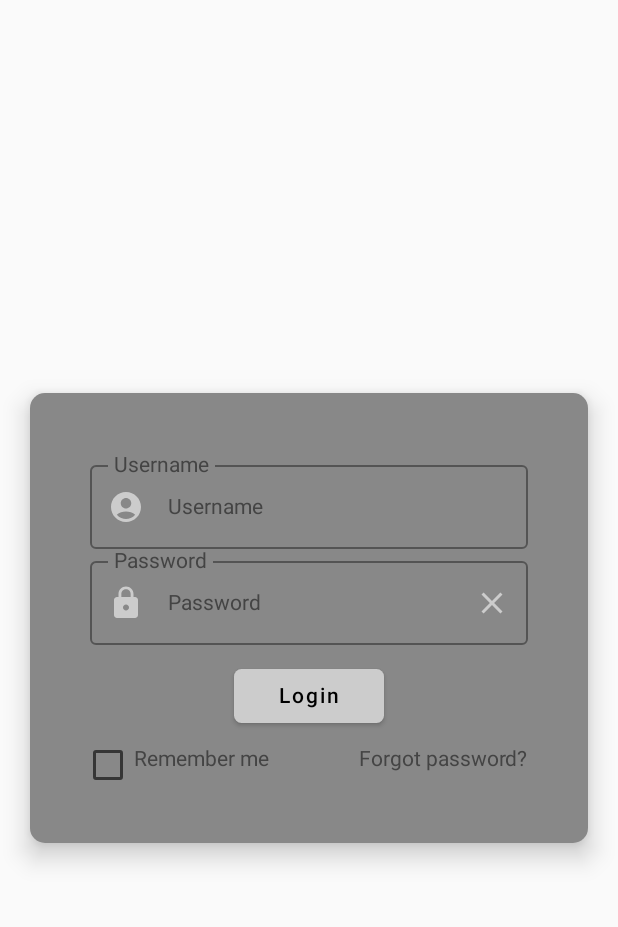
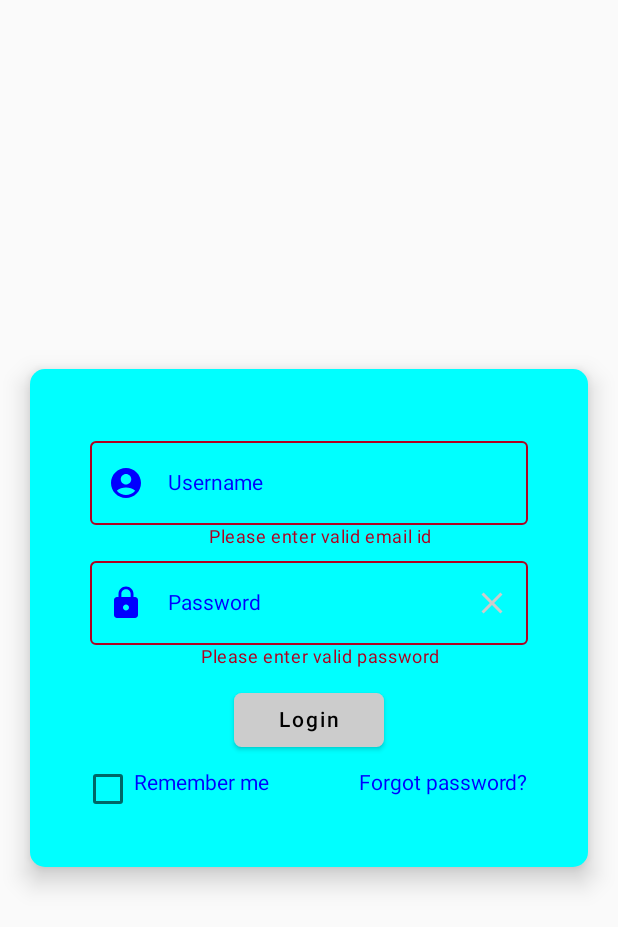
Before and after one commit to sup0808/NewsApp, an Android app built with Jetpack Compose: the screen it shows after launch (MainActivity), after a tap on "Login", on a phone screen of 412 x 824 dp. Shown: the top 927 px of the screen. Run offline under Robolectric (Android 15) with nearby library versions, the phone set to English and light mode, and no system bars; our stand-ins replace Dagger/Hilt's generated code.

Commit message:
-Change color of login screen - Add changes related to Hilt

```diff
--- a/app/src/main/AndroidManifest.xml
+++ b/app/src/main/AndroidManifest.xml
@@ -3,6 +3,7 @@
     xmlns:tools="http://schemas.android.com/tools">
 
     <application
+        android:name=".util.App"
         android:allowBackup="true"
         android:dataExtractionRules="@xml/data_extraction_rules"
         android:fullBackupContent="@xml/backup_rules"
--- a/app/src/main/java/com/demo/newsapp/MainActivity.kt
+++ b/app/src/main/java/com/demo/newsapp/MainActivity.kt
@@ -15,8 +15,9 @@ import androidx.navigation.compose.NavHost
 import androidx.navigation.compose.composable
 import androidx.navigation.compose.rememberNavController
 import androidx.navigation.navArgument
+import dagger.hilt.android.AndroidEntryPoint
 
-
+@AndroidEntryPoint
 class MainActivity : ComponentActivity() {
     override fun onCreate(savedInstanceState: Bundle?) {
         super.onCreate(savedInstanceState)
--- a/app/src/main/java/com/demo/newsapp/presentation/login/LoginScreen.kt
+++ b/app/src/main/java/com/demo/newsapp/presentation/login/LoginScreen.kt
@@ -69,7 +69,7 @@ fun LoginScreen(
         Card(
             shape = RoundedCornerShape(10.dp),
             elevation = 10.dp,
-            backgroundColor = Color.Gray,
+            backgroundColor = Color.Cyan,
             modifier = Modifier
                 .wrapContentWidth()
                 .wrapContentHeight()
@@ -84,7 +84,7 @@ fun LoginScreen(
                 horizontalAlignment = Alignment.CenterHorizontally
             ) {
                 UserNameField(
-                    value = "Username",
+                    value = loginViewModel.userState.value.emailId,
                     onChange = {
                         loginViewModel.onAction(LoginEvent.EmailChanged(it))
                     },
@@ -93,7 +93,7 @@ fun LoginScreen(
 
                 )
                 PasswordTextField(
-                    value = "Password",
+                    value = loginViewModel.userState.value.password,
                     onChange = {
                       loginViewModel.onAction(LoginEvent.PasswordChanged(it))
                     },
@@ -140,7 +140,7 @@ fun UserNameField(
 ) {
     val leadingIcon = @Composable {
         Icon(
-            Icons.Default.AccountCircle, contentDescription = "", tint = Color.LightGray
+            Icons.Default.AccountCircle, contentDescription = "", tint = Color.Blue
         )
     }
 
@@ -155,12 +155,12 @@ fun UserNameField(
         /* keyboardActions = KeyboardActions(
              onNext = { focusManager.moveFocus(FocusDirection.Down) }
          ),*/
-        placeholder = { Text(placeholder, style = TextStyle(color = Color.LightGray)) },
-        label = { Text(label, style = TextStyle(color = Color.DarkGray)) },
+        placeholder = { Text(placeholder, style = TextStyle(color = Color.Blue)) },
+        label = { Text(label, style = TextStyle(color = Color.Blue)) },
         singleLine = true,
         visualTransformation = VisualTransformation.None,
         colors = TextFieldDefaults.outlinedTextFieldColors(
-            focusedBorderColor = Color.DarkGray, textColor = Color.DarkGray
+            focusedBorderColor = Color.Blue, textColor = Color.Blue
         ),
         isError = isError
         )
@@ -189,7 +189,7 @@ fun PasswordTextField(
     var isPasswordVisible by remember { mutableStateOf(false) }
 
     val leadingIcon = @Composable {
-        Icon(Icons.Default.Lock, contentDescription = "", tint = Color.LightGray)
+        Icon(Icons.Default.Lock, contentDescription = "", tint = Color.Blue)
     }
 
     val trailingIcon = @Composable {
@@ -218,12 +218,12 @@ fun PasswordTextField(
         /* keyboardActions = KeyboardActions(
              onNext = { focusManager.moveFocus(FocusDirection.Down) }
          ),*/
-        placeholder = { Text(placeholder, style = TextStyle(color = Color.LightGray)) },
-        label = { Text(label, style = TextStyle(color = Color.DarkGray)) },
+        placeholder = { Text(placeholder, style = TextStyle(color = Color.Blue)) },
+        label = { Text(label, style = TextStyle(color = Color.Blue)) },
         singleLine = true,
         visualTransformation = VisualTransformation.None,
         colors = TextFieldDefaults.outlinedTextFieldColors(
-            focusedBorderColor = Color.DarkGray, textColor = Color.DarkGray
+            focusedBorderColor = Color.Blue, textColor = Color.Blue
         ),
         isError = isError
     )
@@ -253,9 +253,9 @@ fun LabeledCheckBox(
         }) {
         Checkbox(checked = isChecked, onCheckedChange = null)
         Spacer(modifier = Modifier.width(5.dp))
-        Text(text = label, style = TextStyle(color = Color.DarkGray))
+        Text(text = label, style = TextStyle(color = Color.Blue))
         Spacer(Modifier.weight(1f))
-        Text(text = forgotPass, style = TextStyle(color = Color.DarkGray))
+        Text(text = forgotPass, style = TextStyle(color = Color.Blue))
     }
 
 }
--- a/app/src/main/java/com/demo/newsapp/presentation/login/LoginViewModel.kt
+++ b/app/src/main/java/com/demo/newsapp/presentation/login/LoginViewModel.kt
@@ -9,9 +9,10 @@ import com.demo.newsapp.presentation.login.state.LoginEvent
 import com.demo.newsapp.presentation.login.state.UserState
 import com.demo.newsapp.util.FormValidator
 import dagger.hilt.android.lifecycle.HiltViewModel
+import javax.inject.Inject
 
 @HiltViewModel
-class LoginViewModel : ViewModel() {
+class LoginViewModel @Inject constructor(): ViewModel() {
 
     var userState = mutableStateOf(UserState())
     private set
@@ -42,10 +43,10 @@ class LoginViewModel : ViewModel() {
 
     fun validateUserLogin(){
         val isEmailId = FormValidator.validateEmailId(userState.value.emailId)
-        _errorState.value = _errorState.value.copy(emailStatus = isEmailId)
+        _errorState.value = _errorState.value.copy(emailStatus = !isEmailId)
 
         val isPassword = FormValidator.validatePassword(userState.value.password)
-        _errorState.value = _errorState.value.copy(passwordStatus = isPassword)
+        _errorState.value = _errorState.value.copy(passwordStatus = !isPassword)
 
         if(isEmailId && isPassword){
             println("validated ")
--- /dev/null
+++ b/app/src/main/java/com/demo/newsapp/util/App.kt
@@ -0,0 +1,8 @@
+package com.demo.newsapp.util
+
+import android.app.Application
+import dagger.hilt.android.HiltAndroidApp
+
+@HiltAndroidApp
+class App :Application() {
+}
```
